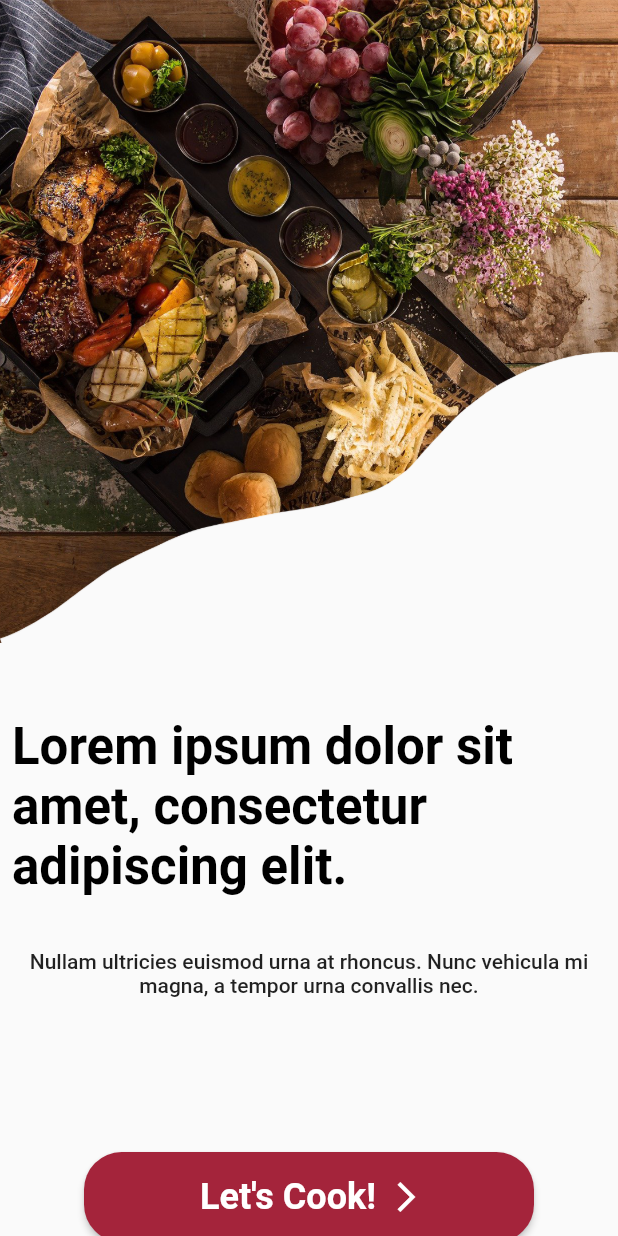
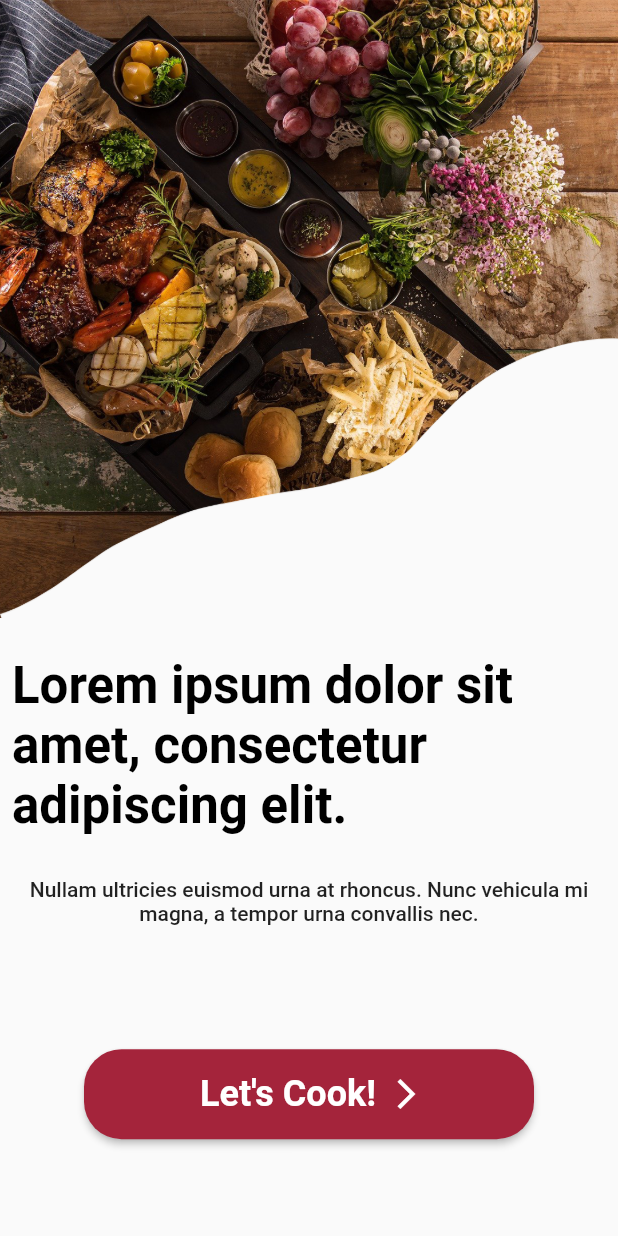
Before and after one commit to EnginBolat/meal-app, a Flutter app: the screen it shows after launch, on a phone screen of 412 x 824 dp. Run offline on Flutter 3.47's test engine with Material 2 defaults, Android fonts, the phone set to English and light mode, and no system bars; Roboto replaces fonts that are missing (Intern).

Commit message:
Responsive Design

```diff
--- a/lib/view/splash_scren/components/image_widget.dart
+++ b/lib/view/splash_scren/components/image_widget.dart
@@ -14,6 +14,9 @@ class _ImageWidgetState extends State<ImageWidget> {
   @override
   Widget build(BuildContext context) {
     return Image(
+      fit: BoxFit.fill,
+      width: double.infinity,
+      height: MediaQuery.of(context).size.height/2,
       image: AssetImage(images.mainPhoto),
     );
   }
--- a/lib/view/splash_scren/components/lets_cook_button.dart
+++ b/lib/view/splash_scren/components/lets_cook_button.dart
@@ -22,7 +22,7 @@ class _LetsCookButtonState extends State<LetsCookButton> {
         child: ElevatedButton.icon(
           onPressed: () {
             Navigator.of(context).pushReplacement(MaterialPageRoute(
-              builder: (context) => const HomeScreen(),
+              builder: (context) => HomeScreen(),
             ));
           },
           label: Text(
--- a/lib/view/splash_scren/components/widget_tree.dart
+++ b/lib/view/splash_scren/components/widget_tree.dart
@@ -22,14 +22,14 @@ class _WidgetTreeState extends State<WidgetTree> {
     return Column(
       children: [
         const ImageWidget(),
-        SizedBox(height: deviceHeight/20),
+        SizedBox(height: deviceHeight/50),
         Column(
           children: [
-            TitleText(),
-            SizedBox(height: deviceHeight/30),
-            DescText(),
-            SizedBox(height: deviceHeight/8),
-            LetsCookButton(),
+            const TitleText(),
+            SizedBox(height: deviceHeight/40),
+            const DescText(),
+            SizedBox(height: deviceHeight/10),
+            const LetsCookButton(),
           ],
         )
       ],
```
